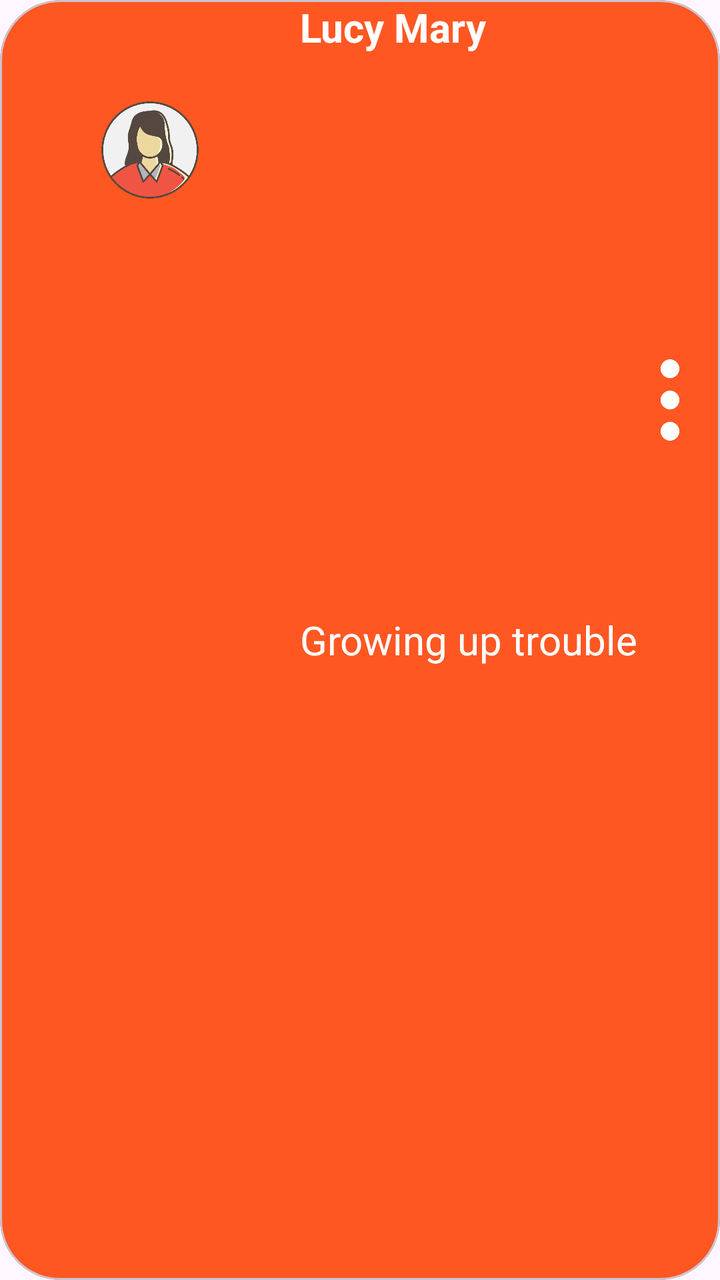
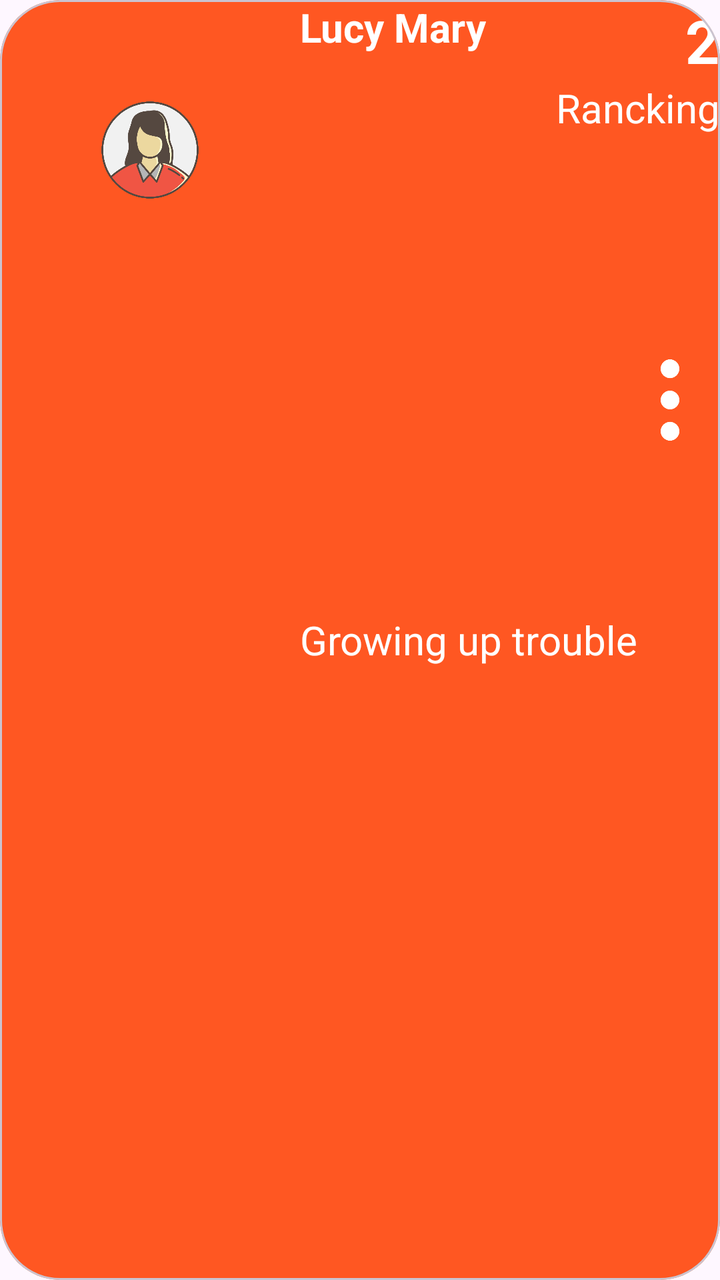

An Android layout rendered at two revisions. The XML below is the earlier revision; the diff shows what the commit changed to produce the second picture.
<!-- AndroidManifest.xml: application theme Theme.MyApp -->
<!-- res/layout/modelo_profile.xml -->
<?xml version="1.0" encoding="utf-8"?>
<com.google.android.material.card.MaterialCardView xmlns:android="http://schemas.android.com/apk/res/android"
    xmlns:app="http://schemas.android.com/apk/res-auto"
    android:layout_width="match_parent"
    android:layout_height="150dp"
    android:layout_margin="20dp"
    app:cardBackgroundColor="#FF5722"
    app:cardCornerRadius="30dp">

    <RelativeLayout
        android:layout_width="match_parent"
        android:layout_height="match_parent">

        <ImageView
            android:id="@+id/imgProfile"
            android:layout_width="50dp"
            android:layout_height="50dp"
            android:layout_margin="50dp"
            android:src="@drawable/profile" />

        <TextView
            android:id="@+id/txtProfile"
            android:layout_width="wrap_content"
            android:layout_height="wrap_content"
            android:layout_toRightOf="@+id/imgProfile"
            android:text="Lucy Mary"
            android:textColor="#fff"
            android:textSize="20sp"
            android:textStyle="bold" />

        <TextView
            android:id="@+id/txtTitleProfile"
            android:layout_width="wrap_content"
            android:layout_height="wrap_content"
            android:layout_centerInParent="true"
            android:layout_toRightOf="@+id/imgProfile"
            android:text="Growing up trouble"
            android:textColor="#fff"
            android:textSize="20sp" />

        <ImageView
            android:layout_alignParentEnd="true"
            android:id="@+id/imgPoints"
            android:layout_width="50dp"
            android:layout_height="wrap_content"
            android:src="@drawable/points" />
    </RelativeLayout>


</com.google.android.material.card.MaterialCardView>
<!-- resources referenced by this layout -->
<resources>
  <!-- drawable points: png bitmap (drawable, 7491 bytes) -->
  <!-- drawable profile: png bitmap (drawable, 33541 bytes) -->
  <style name="Theme.MyApp" parent="Base.Theme.MyApp" />
  <style name="Base.Theme.MyApp" parent="Theme.Material3.DayNight.NoActionBar">
          
          
      </style>
</resources>

<!-- the commit's change to res/layout/modelo_profile.xml (unified diff, before → after) -->
@@ -39,11 +39,31 @@
             android:textSize="20sp" />
 
         <ImageView
-            android:layout_alignParentEnd="true"
             android:id="@+id/imgPoints"
             android:layout_width="50dp"
             android:layout_height="wrap_content"
+            android:layout_alignParentEnd="true"
             android:src="@drawable/points" />
+
+        <TextView
+            android:id="@+id/txtNumberProfile"
+            android:layout_width="wrap_content"
+            android:layout_height="wrap_content"
+            android:text="2"
+            android:layout_alignParentEnd="true"
+            android:textStyle="bold"
+            android:textColor="#fff"
+            android:textSize="30sp" />
+
+        <TextView
+            android:layout_alignParentEnd="true"
+            android:layout_below="@+id/txtNumberProfile"
+            android:id="@+id/txtRackProfile"
+            android:layout_width="wrap_content"
+            android:layout_height="wrap_content"
+            android:text="Rancking"
+            android:textColor="#fff"
+            android:textSize="20sp" />
     </RelativeLayout>
 
 
